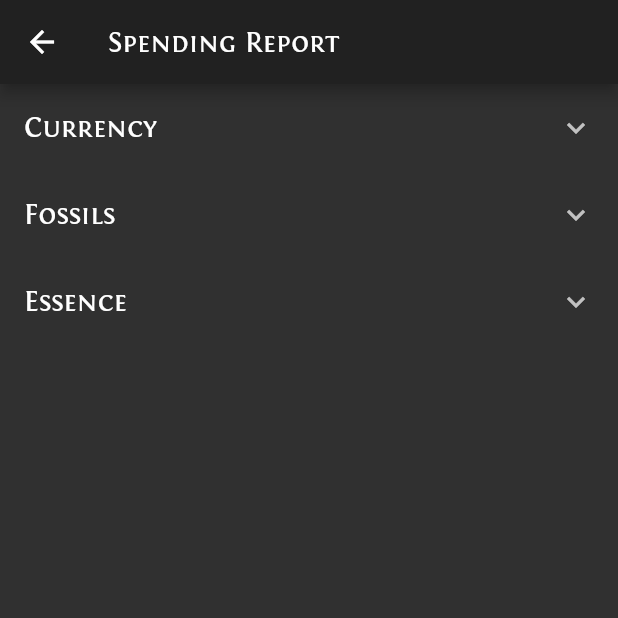
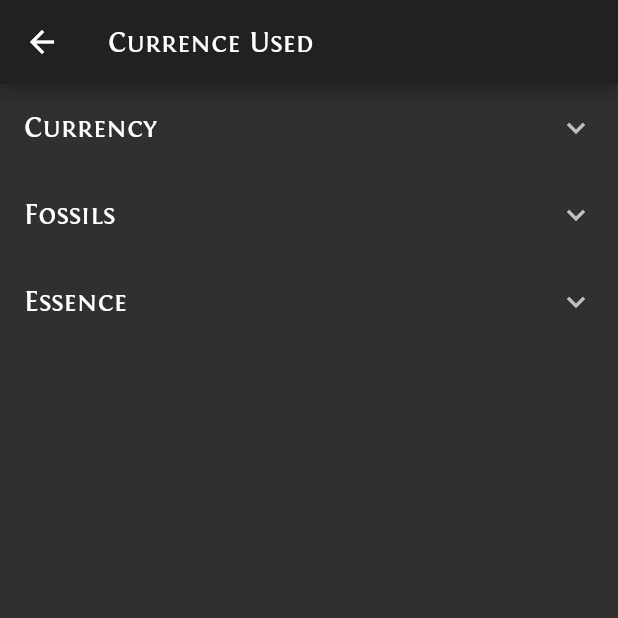
Before and after one commit to rfcoding/PathOfCraftingCode, a Flutter app: the SpendingWidget screen opened directly with empty values, on a phone screen of 412 x 824 dp, the top half of it. Run offline on Flutter 3.47's test engine with Material 2 defaults, Android fonts, the phone set to English and light mode, and no system bars; our stand-ins replace localstorage; project files that could hold a hidden picture were left out.

Commit message:
Rename spending report

```diff
--- a/lib/widgets/crafting_widget.dart
+++ b/lib/widgets/crafting_widget.dart
@@ -110,7 +110,7 @@ class CraftingWidgetState extends State<CraftingWidget> {
                 });
               }),
           ListTile(
-            title: Text("Spending Report", style: TextStyle(fontSize: 20)),
+            title: Text("Currency Used", style: TextStyle(fontSize: 20)),
             onTap: _navigateToSpendingReportWidget,
           ),
           ListTile(
--- a/lib/widgets/spending_widget.dart
+++ b/lib/widgets/spending_widget.dart
@@ -18,7 +18,7 @@ class SpendingWidgetState extends State<SpendingWidget> {
   Widget build(BuildContext context) {
     return Scaffold(
         appBar: AppBar(
-          title: Text("Spending Report"),
+          title: Text("Currence Used"),
         ),
         body: Column(
           children: <Widget>[
```
